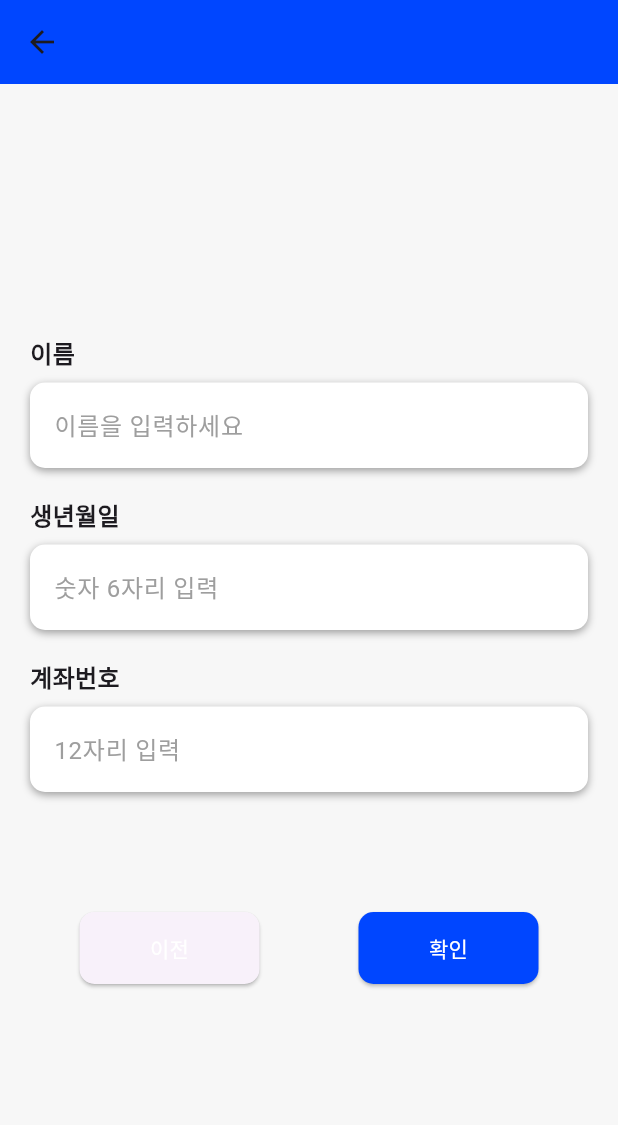
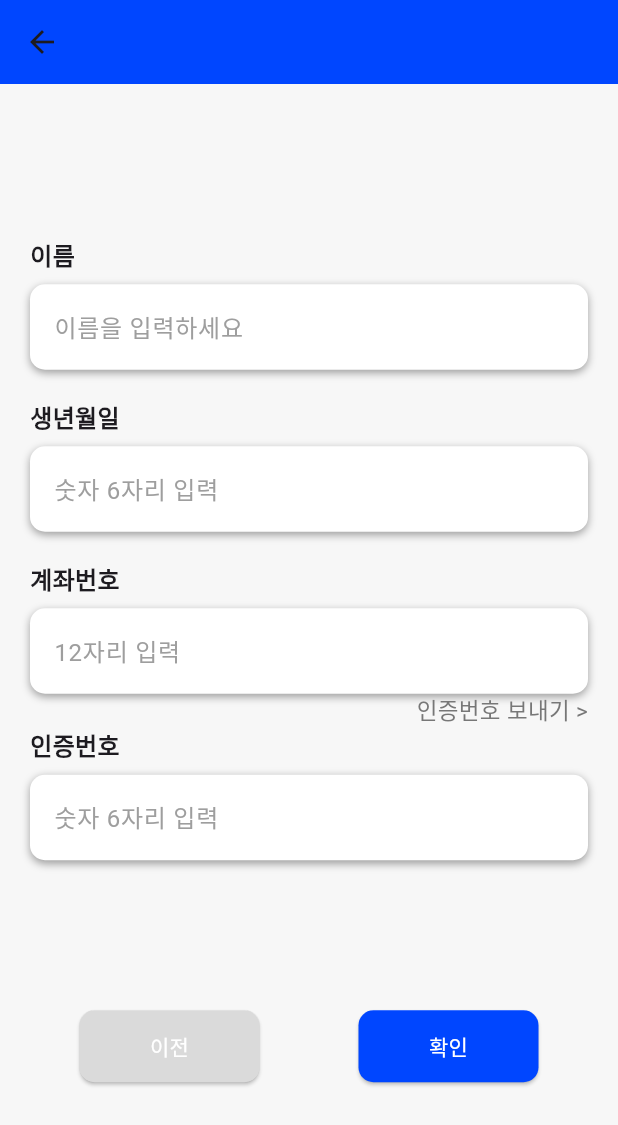
Before and after one commit to Love-SOL/Love_SOL, a Flutter app: the SignUpPage screen opened directly, on a phone screen of 412 x 824 dp. Shown: the top 1125 px of the screen. Run offline on Flutter 3.47's test engine with Material 2 defaults, Android fonts, the phone set to English and light mode, and no system bars.

Commit message:
feat: 인증번호 보내기 추가

```diff
--- a/frontend/lib/signUpPage.dart
+++ b/frontend/lib/signUpPage.dart
@@ -28,13 +28,46 @@ class SignUpPage extends StatelessWidget {
             SizedBox(height: 20),
             buildInputBox('계좌번호', '12자리 입력',
                 controller: accountNumberController),
+            GestureDetector(
+              onTap: () {
+                showDialog(
+                  context: context,
+                  builder: (BuildContext context) {
+                    return AlertDialog(
+                      title: Text('인증번호 보내기'),
+                      content: Text('여기에 인증번호 보내기 내용을 입력하세요.'),
+                      actions: [
+                        TextButton(
+                          onPressed: () {
+                            Navigator.of(context).pop();
+                          },
+                          child: Text('닫기'),
+                        ),
+                      ],
+                    );
+                  },
+                );
+              },
+              child: Align(
+                alignment: Alignment.centerRight,
+                child: Text(
+                  '인증번호 보내기 >',
+                  style: TextStyle(
+                    color: Color(0xFF777777),
+                    fontSize: 15,
+                  ),
+                ),
+              ),
+            ),
+            buildInputBox('인증번호', '숫자 6자리 입력',
+                controller: verificationCodeController),
+            SizedBox(height: 20),
             SizedBox(height: 80),
             Row(
               mainAxisAlignment: MainAxisAlignment.spaceAround,
               children: [
                 ElevatedButton(
                   onPressed: () {
-                    // Navigate back to the previous page (MainPage)
                     Navigator.of(context).pop();
                   },
                   child: Text(
@@ -42,6 +75,7 @@ class SignUpPage extends StatelessWidget {
                     style: TextStyle(color: Colors.white),
                   ),
                   style: ElevatedButton.styleFrom(
+                    primary: Color(0xFFDADADA),
                     shape: RoundedRectangleBorder(
                       borderRadius: BorderRadius.circular(10.0),
                     ),
@@ -50,9 +84,9 @@ class SignUpPage extends StatelessWidget {
                 ),
                 ElevatedButton(
                   onPressed: () {
-                    // Navigate to SignUpPage2
-                    Navigator.of(context).push(
-                        MaterialPageRoute(builder: (context) => HomePage()));
+                    Navigator.of(context).push(MaterialPageRoute(
+                      builder: (context) => HomePage(),
+                    ));
                   },
                   child: Text(
                     '확인',
```
